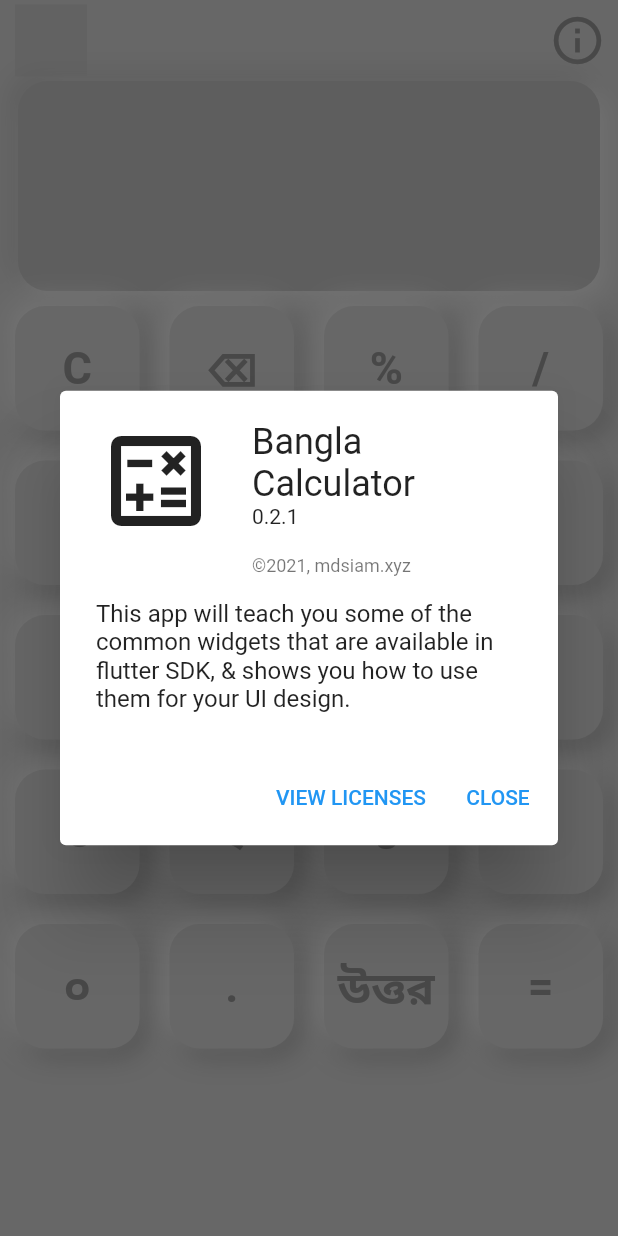
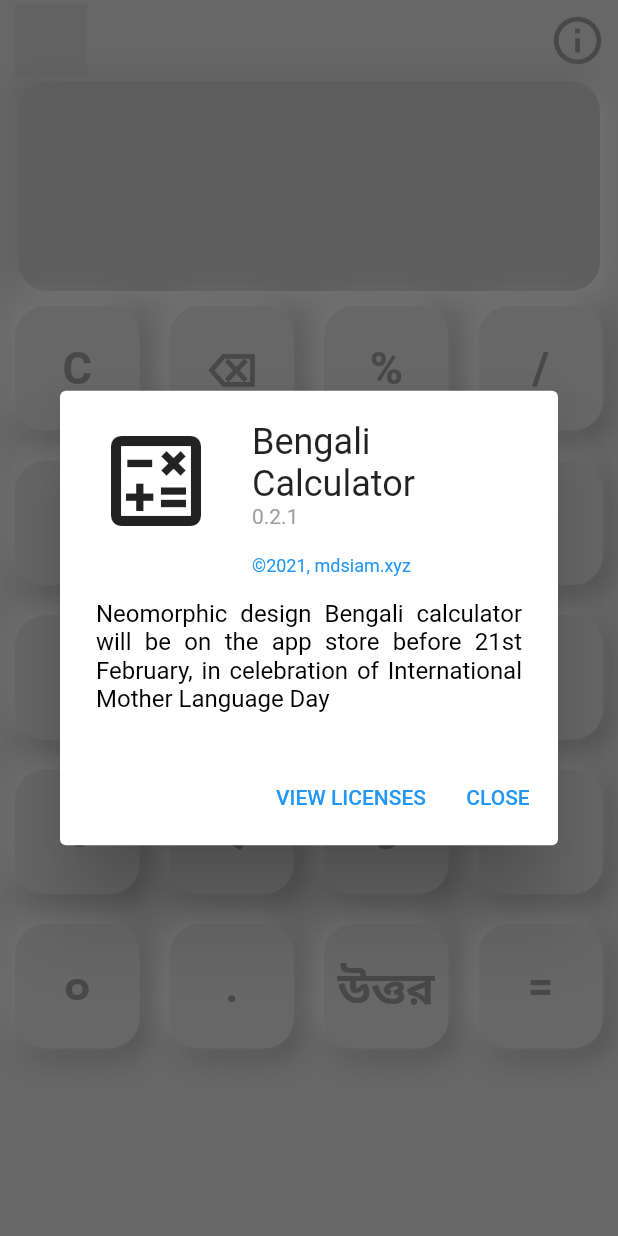
Before and after one commit to md-siam/bn_calculator, a Flutter app: the screen it shows after launch, after a tap on the "info outline" icon, on a phone screen of 412 x 824 dp. Run offline on Flutter 3.47's test engine with Material 2 defaults, Android fonts, the phone set to English and light mode, and no system bars; drawn by our look-alikes of clay_containers; our stand-ins replace audioplayers, math_expressions.

Commit message:
themes added

```diff
--- a/lib/src/provider/theme_provider.dart
+++ b/lib/src/provider/theme_provider.dart
@@ -12,11 +12,38 @@ class ThemeProvider extends ChangeNotifier {
 
 class MyTheme {
   static final lightTheme = ThemeData.light().copyWith(
-    appBarTheme: const AppBarTheme(color: Colors.grey),
+    appBarTheme: AppBarTheme(
+      color: Colors.grey[300],
+      iconTheme: const IconThemeData(color: Colors.black),
+      titleTextStyle: const TextStyle(
+        color: Colors.black,
+        fontSize: 20,
+        fontWeight: FontWeight.bold,
+      ),
+    ),
     scaffoldBackgroundColor: Colors.grey[300],
+    textTheme: const TextTheme(
+      headline5: TextStyle(color: Colors.black87),
+      caption: TextStyle(color: Colors.blue),
+      subtitle1: TextStyle(color: Colors.black),
+      bodyText2: TextStyle(color: Colors.grey),
+    ),
   );
   static final darkTheme = ThemeData.dark().copyWith(
-    appBarTheme: const AppBarTheme(color: Color(0xFF253341)),
+    appBarTheme: const AppBarTheme(
+      color: Color(0xFF253341),
+      iconTheme: IconThemeData(color: Colors.white),
+      titleTextStyle: TextStyle(
+        color: Colors.white,
+        fontSize: 20,
+        fontWeight: FontWeight.bold,
+      ),
+    ),
     scaffoldBackgroundColor: const Color(0xFF15202B),
+    textTheme: const TextTheme(
+      bodyText2: TextStyle(color: Color(0xFFFADA74)),
+    ),
+    dialogBackgroundColor: const Color(0xFF253341),
+    cardColor: const Color(0xFF15202B),
   );
 }
--- a/lib/src/view/home_page.dart
+++ b/lib/src/view/home_page.dart
@@ -17,7 +17,7 @@ class _HomePageState extends State<HomePage> {
   var userQuestion = '';
   var userAnswer = '';
   final Color _color = Colors.grey[300]!;
-  final Color _buttonTextColor = Colors.grey;
+  //final Color _color = const Color(0xFF15202B);
 
   final List<String> buttons = [
     'C',
@@ -87,6 +87,7 @@ class _HomePageState extends State<HomePage> {
                   ),
                 ),
               ),
+
               Expanded(
                 flex: 2,
                 child: GridView.builder(
@@ -107,7 +108,6 @@ class _HomePageState extends State<HomePage> {
                         },
                         buttonText: buttons[index],
                         color: _color,
-                        textColor: _buttonTextColor,
                       );
                     }
                     // Delete Button
@@ -123,7 +123,6 @@ class _HomePageState extends State<HomePage> {
                         },
                         buttonText: buttons[index],
                         color: _color,
-                        textColor: Colors.grey,
                       );
                     }
                     // ANS Button (previous stored answer)
@@ -143,7 +142,6 @@ class _HomePageState extends State<HomePage> {
                         },
                         buttonText: buttons[index],
                         color: _color,
-                        textColor: _buttonTextColor,
                       );
                     }
                     // Equal Button
@@ -163,7 +161,6 @@ class _HomePageState extends State<HomePage> {
                         },
                         buttonText: buttons[index],
                         color: _color,
-                        textColor: _buttonTextColor,
                       );
                     }
                     // Rest of the buttons
@@ -176,7 +173,6 @@ class _HomePageState extends State<HomePage> {
                         },
                         buttonText: buttons[index],
                         color: _color,
-                        textColor: _buttonTextColor,
                       );
                     }
                   },
--- a/lib/src/widget/button_widget.dart
+++ b/lib/src/widget/button_widget.dart
@@ -3,14 +3,12 @@ import 'package:audioplayers/audioplayers.dart';
 
 class MyButton extends StatefulWidget {
   final Color color;
-  final Color textColor;
   final String buttonText;
   final butttonTapped;
 
   const MyButton({
     Key? key,
     required this.color,
-    required this.textColor,
     required this.buttonText,
     this.butttonTapped,
   }) : super(key: key);
@@ -22,8 +20,6 @@ class MyButton extends StatefulWidget {
 class _MyButtonState extends State<MyButton> {
   bool _isElevated = true;
   AudioCache audioCache = AudioCache(prefix: 'assets/audio/');
-  bool _isPlaying = false;
-  final Color _color = Colors.grey[300]!;
 
   void _pressedDown(PointerEvent details) async {
     await audioCache.play(
@@ -57,11 +53,26 @@ class _MyButtonState extends State<MyButton> {
               borderRadius: BorderRadius.circular(20),
               boxShadow: _isElevated
                   ? [
+                      // dark theme
+                      // const BoxShadow(
+                      //   color: Colors.black,
+                      //   offset: Offset(4, 4),
+                      //   blurRadius: 15,
+                      //   spreadRadius: 1,
+                      // ),
+                      // const BoxShadow(
+                      //   color: Colors.white12,
+                      //   offset: Offset(-4, -4),
+                      //   blurRadius: 15,
+                      //   spreadRadius: 1,
+                      // )
+
+                      // light theme
                       BoxShadow(
                         color: Colors.grey[500]!,
                         offset: const Offset(4, 4),
                         blurRadius: 15,
-                        // spreadRadius: 1,
+                        spreadRadius: 1,
                       ),
                       const BoxShadow(
                         color: Colors.white,
@@ -75,8 +86,7 @@ class _MyButtonState extends State<MyButton> {
             child: Center(
               child: Text(
                 widget.buttonText,
-                style: TextStyle(
-                  color: widget.textColor,
+                style: const TextStyle(
                   fontSize: 30,
                   fontWeight: FontWeight.bold,
                 ),
--- a/lib/src/widget/top_buttons.dart
+++ b/lib/src/widget/top_buttons.dart
@@ -4,12 +4,11 @@ import 'package:provider/provider.dart';
 import '../provider/theme_provider.dart';
 
 class TopButtons extends StatelessWidget {
+  final ThemeProvider themeProvider;
   const TopButtons({
     Key? key,
     required this.themeProvider,
   }) : super(key: key);
-
-  final ThemeProvider themeProvider;
 
   @override
   Widget build(BuildContext context) {
@@ -45,14 +44,15 @@ class TopButtons extends StatelessWidget {
         Icons.calculate_outlined,
         size: 80,
       ),
-      applicationName: 'Bangla Calculator',
+      applicationName: 'Bengali Calculator',
       applicationVersion: '0.2.1',
       applicationLegalese: '©2021, mdsiam.xyz',
       children: const [
         Padding(
           padding: EdgeInsets.only(top: 15.0),
           child: Text(
-            'This app will teach you some of the common widgets that are available in flutter SDK, & shows you how to use them for your UI design.',
+            'Neomorphic design Bengali calculator will be on the app store before 21st February, in celebration of International Mother Language Day',
+            textAlign: TextAlign.justify,
           ),
         ),
       ],
```
Also changed, not shown: 3 other files.
